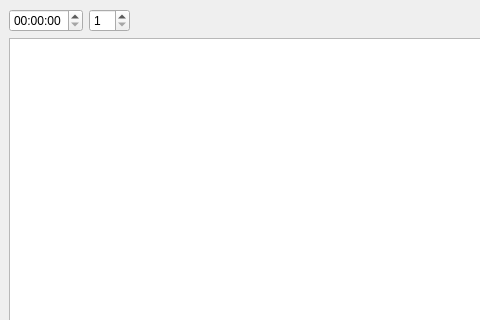
First picture: the form in mainwindow.ui, repository JakubSekula/ICP-projekt, before the edit; both pictures show x 0 to 480 and y 0 to 320 of the 1014 by 600 pixel window.
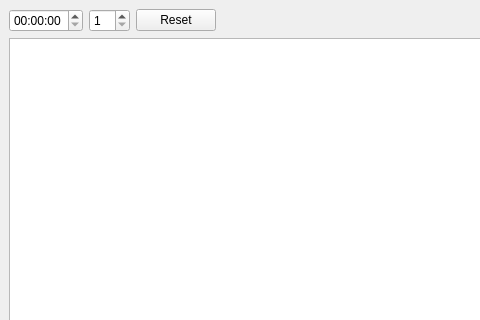
Second picture: the form after the edit.

Commit message: Reset button

What changed in the file:
```diff
--- a/mainwindow.ui
+++ b/mainwindow.ui
@@ -29,6 +29,13 @@
           </property>
          </widget>
         </item>
+        <item>
+         <widget class="QPushButton" name="resetButton">
+          <property name="text">
+           <string>Reset</string>
+          </property>
+         </widget>
+        </item>
         <item>
          <spacer name="horizontalSpacer">
           <property name="orientation">
```
Left out of the diff: 2 changed lines with no effect on the pictures. The commit also changes 2 other files.
